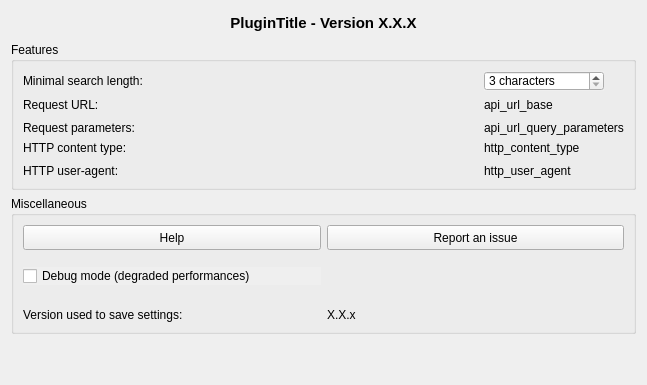
Before: the Qt Designer form french_locator_filter/gui/dlg_settings.ui in IGNF-Xavier/qgis-French-locator-filter, drawn with Qt 5.
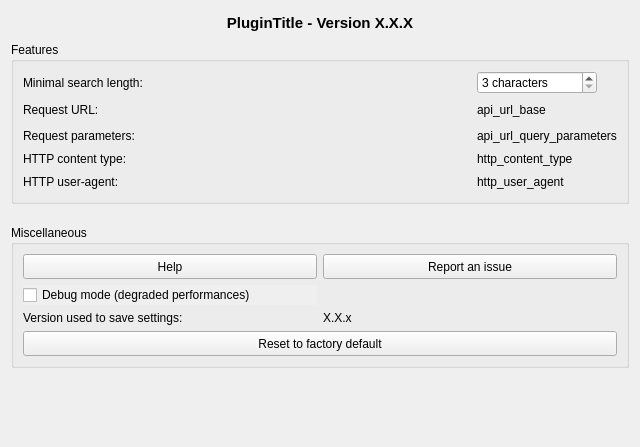
After: the same form once the commit is applied. Icons and pictures are not drawn.

Commit message: Add button to reset settings to factory

What changed in the file:
```diff
--- a/french_locator_filter/gui/dlg_settings.ui
+++ b/french_locator_filter/gui/dlg_settings.ui
@@ -6,8 +6,8 @@
    <rect>
     <x>0</x>
     <y>0</y>
-    <width>647</width>
-    <height>385</height>
+    <width>640</width>
+    <height>447</height>
    </rect>
   </property>
   <property name="sizePolicy">
@@ -309,7 +309,14 @@
       <bool>false</bool>
      </property>
      <layout class="QGridLayout" name="gridLayout">
-      <item row="2" column="0">
+      <item row="3" column="0">
+       <widget class="QLabel" name="lbl_version_saved">
+        <property name="text">
+         <string>Version used to save settings:</string>
+        </property>
+       </widget>
+      </item>
+      <item row="1" column="0">
        <widget class="QCheckBox" name="opt_debug">
         <property name="toolTip">
          <string>Enable debug mode.</string>
@@ -328,7 +335,30 @@
         </property>
        </widget>
       </item>
-      <item row="4" column="1">
+      <item row="0" column="1">
+       <widget class="QPushButton" name="btn_report">
+        <property name="minimumSize">
+         <size>
+          <width>150</width>
+          <height>25</height>
+         </size>
+        </property>
+        <property name="maximumSize">
+         <size>
+          <width>16777215</width>
+          <height>30</height>
+         </size>
+        </property>
+        <property name="text">
+         <string>Report an issue</string>
+        </property>
+        <property name="icon">
+         <iconset>
+          <normaloff>:/plugins/qtribu/resources/images/bullhorn.svg</normaloff>:/plugins/qtribu/resources/images/bullhorn.svg</iconset>
+        </property>
+       </widget>
+      </item>
+      <item row="3" column="1">
        <widget class="QLabel" name="lbl_version_saved_value">
         <property name="text">
          <string notr="true">X.X.x</string>
@@ -360,62 +390,25 @@
         </property>
        </widget>
       </item>
-      <item row="4" column="0">
-       <widget class="QLabel" name="lbl_version_saved">
-        <property name="text">
-         <string>Version used to save settings:</string>
-        </property>
-       </widget>
-      </item>
-      <item row="0" column="1">
-       <widget class="QPushButton" name="btn_report">
+      <item row="5" column="0" colspan="2">
+       <widget class="QPushButton" name="btn_reset">
         <property name="minimumSize">
          <size>
-          <width>150</width>
+          <width>300</width>
           <height>25</height>
          </size>
         </property>
         <property name="maximumSize">
          <size>
-          <width>16777215</width>
+          <width>1000</width>
           <height>30</height>
          </size>
         </property>
         <property name="text">
-         <string>Report an issue</string>
-        </property>
-        <property name="icon">
-         <iconset>
-          <normaloff>:/plugins/qtribu/resources/images/bullhorn.svg</normaloff>:/plugins/qtribu/resources/images/bullhorn.svg</iconset>
+         <string>Reset to factory default</string>
         </property>
        </widget>
       </item>
-      <item row="1" column="0" colspan="2">
-       <spacer name="horizontalSpacer">
-        <property name="orientation">
-         <enum>Qt::Horizontal</enum>
-        </property>
-        <property name="sizeHint" stdset="0">
-         <size>
-          <width>40</width>
-          <height>20</height>
-         </size>
-        </property>
-       </spacer>
-      </item>
-      <item row="3" column="0" colspan="2">
-       <spacer name="horizontalSpacer_2">
-        <property name="orientation">
-         <enum>Qt::Horizontal</enum>
-        </property>
-        <property name="sizeHint" stdset="0">
-         <size>
-          <width>40</width>
-          <height>20</height>
-         </size>
-        </property>
-       </spacer>
-      </item>
      </layout>
     </widget>
    </item>
```
The commit also changes 1 other file.
